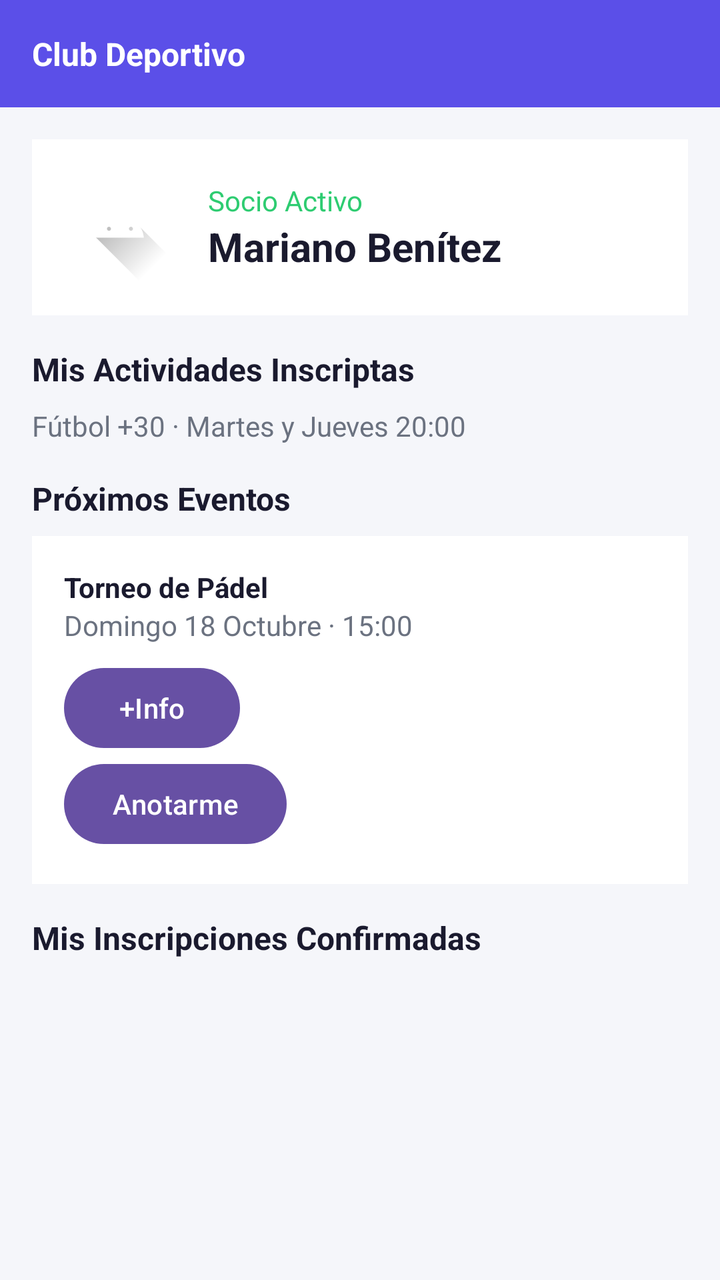
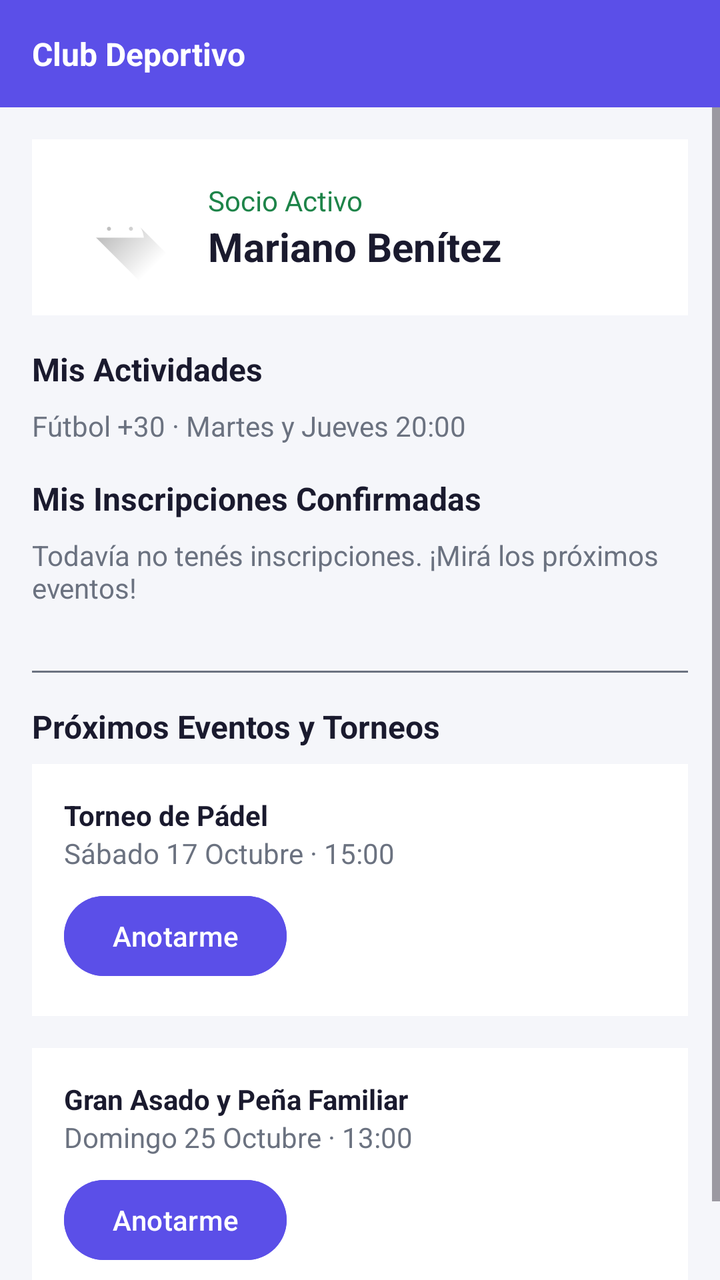

The first picture is an Android layout as it rendered before a commit; the second is the same layout after the commit. The layout source and the unified diff follow.
<!-- AndroidManifest.xml: application theme Theme.ClubApp -->
<!-- res/layout/activity_main.xml -->
<?xml version="1.0" encoding="utf-8"?>
<androidx.constraintlayout.widget.ConstraintLayout
    xmlns:android="http://schemas.android.com/apk/res/android"
    xmlns:app="http://schemas.android.com/apk/res-auto"
    android:layout_width="match_parent"
    android:layout_height="match_parent"
    android:fitsSystemWindows="true"
    android:background="@color/background">

    
    <TextView
        android:id="@+id/tv_header"
        android:layout_width="0dp"
        android:layout_height="wrap_content"
        android:padding="@dimen/spacing_medium"
        android:background="@color/primary"
        android:text="@string/club_subtitle"
        android:textColor="@color/white"
        android:textSize="@dimen/text_subtitle"
        android:textStyle="bold"
        app:layout_constraintTop_toTopOf="parent"
        app:layout_constraintStart_toStartOf="parent"
        app:layout_constraintEnd_toEndOf="parent" />

    
    <ScrollView
        android:layout_width="0dp"
        android:layout_height="0dp"
        app:layout_constraintTop_toBottomOf="@id/tv_header"
        app:layout_constraintBottom_toBottomOf="parent"
        app:layout_constraintStart_toStartOf="parent"
        app:layout_constraintEnd_toEndOf="parent">

        
        <LinearLayout
            android:layout_width="match_parent"
            android:layout_height="wrap_content"
            android:orientation="vertical"
            android:padding="@dimen/spacing_medium">

            
            <LinearLayout
                android:layout_width="match_parent"
                android:layout_height="wrap_content"
                android:orientation="horizontal"
                android:gravity="center_vertical"
                android:background="@color/white"
                android:padding="@dimen/spacing_medium"
                android:layout_marginBottom="@dimen/spacing_medium">

                <ImageView
                    android:layout_width="56dp"
                    android:layout_height="56dp"
                    android:src="@drawable/ic_launcher_foreground"
                    android:contentDescription="@string/member_label" />

                <LinearLayout
                    android:layout_width="wrap_content"
                    android:layout_height="wrap_content"
                    android:orientation="vertical"
                    android:layout_marginStart="@dimen/spacing_medium">

                    <TextView
                        android:layout_width="wrap_content"
                        android:layout_height="wrap_content"
                        android:text="@string/member_label"
                        android:textColor="@color/accent"
                        android:textSize="@dimen/text_body" />

                    <TextView
                        android:layout_width="wrap_content"
                        android:layout_height="wrap_content"
                        android:text="@string/member_name"
                        android:textColor="@color/text_primary"
                        android:textSize="@dimen/text_title"
                        android:textStyle="bold" />
                </LinearLayout>
            </LinearLayout>

            

            <TextView
                android:layout_width="wrap_content"
                android:layout_height="wrap_content"
                android:layout_marginBottom="@dimen/spacing_small"
                android:text="@string/section_activities"
                android:textColor="@color/text_primary"
                android:textSize="@dimen/text_subtitle"
                android:textStyle="bold" />

            <TextView
                android:layout_width="wrap_content"
                android:layout_height="wrap_content"
                android:text="Fútbol +30 · Martes y Jueves 20:00"
                android:textSize="@dimen/text_body"
                android:textColor="@color/text_secondary"
                android:layout_marginBottom="@dimen/spacing_medium" />

            
            <TextView
                android:layout_width="wrap_content"
                android:layout_height="wrap_content"
                android:text="@string/section_events"
                android:textColor="@color/text_primary"
                android:textSize="@dimen/text_subtitle"
                android:textStyle="bold"
                android:layout_marginBottom="@dimen/spacing_small" />

            
            <LinearLayout
                android:layout_width="match_parent"
                android:layout_height="wrap_content"
                android:layout_marginBottom="@dimen/spacing_medium"
                android:background="@color/white"
                android:orientation="vertical"
                android:padding="@dimen/spacing_medium">

                <TextView
                    android:layout_width="wrap_content"
                    android:layout_height="wrap_content"
                    android:text="Torneo de Pádel"
                    android:textColor="@color/text_primary"
                    android:textSize="@dimen/text_body"
                    android:textStyle="bold" />

                <TextView
                    android:layout_width="wrap_content"
                    android:layout_height="wrap_content"
                    android:layout_marginBottom="@dimen/spacing_small"
                    android:text="Domingo 18 Octubre · 15:00"
                    android:textColor="@color/text_secondary"
                    android:textSize="@dimen/text_body" />

                <Button
                    android:id="@+id/btn_info"
                    android:layout_width="wrap_content"
                    android:layout_height="wrap_content"
                    android:text="@string/btn_info_event" />

                <Button
                    android:id="@+id/btn_anotarme"
                    android:layout_width="wrap_content"
                    android:layout_height="wrap_content"
                    android:onClick="onAnotarmeClick"
                    android:text="@string/btn_join_event" />

            </LinearLayout>

            <TextView
                android:layout_width="wrap_content"
                android:layout_height="wrap_content"
                android:text="Mis Inscripciones Confirmadas"
                android:textColor="@color/text_primary"
                android:textSize="@dimen/text_subtitle"
                android:textStyle="bold"
                android:layout_marginBottom="@dimen/spacing_small" />

            
            <LinearLayout
                android:id="@+id/container_inscripciones"
                android:layout_width="match_parent"
                android:layout_height="wrap_content"
                android:orientation="vertical" />

        </LinearLayout>
    </ScrollView>

</androidx.constraintlayout.widget.ConstraintLayout>
<!-- resources referenced by this layout -->
<resources>
  <color name="accent">#2ECC71</color>
  <color name="background">#F5F6FA</color>
  <color name="primary">#5B4FE8</color>
  <color name="text_primary">#1A1A2E</color>
  <color name="text_secondary">#6B7280</color>
  <color name="white">#FFFFFF</color>
  <dimen name="spacing_medium">16dp</dimen>
  <dimen name="spacing_small">8dp</dimen>
  <dimen name="text_body">14sp</dimen>
  <dimen name="text_subtitle">16sp</dimen>
  <dimen name="text_title">20sp</dimen>
  <!-- drawable ic_launcher_foreground (drawable) -->
  <vector xmlns:android="http://schemas.android.com/apk/res/android"
      xmlns:aapt="http://schemas.android.com/aapt"
      android:width="108dp"
      android:height="108dp"
      android:viewportWidth="108"
      android:viewportHeight="108">
      <path android:pathData="M31,63.928c0,0 6.4,-11 12.1,-13.1c7.2,-2.6 26,-1.4 26,-1.4l38.1,38.1L107,108.928l-32,-1L31,63.928z">
          <aapt:attr name="android:fillColor">
              <gradient
                  android:endX="85.84757"
                  android:endY="92.4963"
                  android:startX="42.9492"
                  android:startY="49.59793"
                  android:type="linear">
                  <item
                      android:color="#44000000"
                      android:offset="0.0" />
                  <item
                      android:color="#00000000"
                      android:offset="1.0" />
              </gradient>
          </aapt:attr>
      </path>
      <path
          android:fillColor="#FFFFFF"
          android:fillType="nonZero"
          android:pathData="M65.3,45.828l3.8,-6.6c0.2,-0.4 0.1,-0.9 -0.3,-1.1c-0.4,-0.2 -0.9,-0.1 -1.1,0.3l-3.9,6.7c-6.3,-2.8 -13.4,-2.8 -19.7,0l-3.9,-6.7c-0.2,-0.4 -0.7,-0.5 -1.1,-0.3C38.8,38.328 38.7,38.828 38.9,39.228l3.8,6.6C36.2,49.428 31.7,56.028 31,63.928h46C76.3,56.028 71.8,49.428 65.3,45.828zM43.4,57.328c-0.8,0 -1.5,-0.5 -1.8,-1.2c-0.3,-0.7 -0.1,-1.5 0.4,-2.1c0.5,-0.5 1.4,-0.7 2.1,-0.4c0.7,0.3 1.2,1 1.2,1.8C45.3,56.528 44.5,57.328 43.4,57.328L43.4,57.328zM64.6,57.328c-0.8,0 -1.5,-0.5 -1.8,-1.2s-0.1,-1.5 0.4,-2.1c0.5,-0.5 1.4,-0.7 2.1,-0.4c0.7,0.3 1.2,1 1.2,1.8C66.5,56.528 65.6,57.328 64.6,57.328L64.6,57.328z"
          android:strokeWidth="1"
          android:strokeColor="#00000000" />
  </vector>
  <string name="btn_info_event">+Info</string>
  <string name="btn_join_event">Anotarme</string>
  <string name="club_subtitle">Club Deportivo</string>
  <string name="member_label">Socio Activo</string>
  <string name="member_name">Mariano Benítez</string>
  <string name="section_activities">Mis Actividades Inscriptas</string>
  <string name="section_events">Próximos Eventos</string>
  <style name="Theme.ClubApp" parent="Base.Theme.ClubApp" />
  <style name="Base.Theme.ClubApp" parent="Theme.Material3.DayNight.NoActionBar">
          
          
      </style>
</resources>

<!-- the commit's change to res/layout/activity_main.xml (unified diff, before → after) -->
@@ -31,7 +31,6 @@
         app:layout_constraintStart_toStartOf="parent"
         app:layout_constraintEnd_toEndOf="parent">
 
-        
         <LinearLayout
             android:layout_width="match_parent"
             android:layout_height="wrap_content"
@@ -64,7 +63,7 @@
                         android:layout_width="wrap_content"
                         android:layout_height="wrap_content"
                         android:text="@string/member_label"
-                        android:textColor="@color/accent"
+                        android:textColor="@color/accent_darker"
                         android:textSize="@dimen/text_body" />
 
                     <TextView
@@ -78,7 +77,6 @@
             </LinearLayout>
 
             
-
             <TextView
                 android:layout_width="wrap_content"
                 android:layout_height="wrap_content"
@@ -91,9 +89,42 @@
             <TextView
                 android:layout_width="wrap_content"
                 android:layout_height="wrap_content"
-                android:text="Fútbol +30 · Martes y Jueves 20:00"
+                android:text="@string/activity_description"
                 android:textSize="@dimen/text_body"
                 android:textColor="@color/text_secondary"
+                android:layout_marginBottom="@dimen/spacing_medium" />
+
+            
+            <TextView
+                android:layout_width="wrap_content"
+                android:layout_height="wrap_content"
+                android:text="@string/section_my_registrations"
+                android:textColor="@color/text_primary"
+                android:textSize="@dimen/text_subtitle"
+                android:textStyle="bold"
+                android:layout_marginBottom="@dimen/spacing_small" />
+
+            <TextView
+                android:id="@+id/tv_empty_state"
+                android:layout_width="wrap_content"
+                android:layout_height="wrap_content"
+                android:text="@string/empty_registrations"
+                android:textColor="@color/text_secondary"
+                android:textSize="@dimen/text_body"
+                android:layout_marginBottom="@dimen/spacing_medium" />
+
+            
+            <LinearLayout
+                android:id="@+id/container_registrations"
+                android:layout_width="match_parent"
+                android:layout_height="wrap_content"
+                android:orientation="vertical"
+                android:layout_marginBottom="@dimen/spacing_medium" />
+
+            <View
+                android:layout_width="match_parent"
+                android:layout_height="1dp"
+                android:background="@color/text_secondary"
                 android:layout_marginBottom="@dimen/spacing_medium" />
 
             
@@ -118,7 +149,7 @@
                 <TextView
                     android:layout_width="wrap_content"
                     android:layout_height="wrap_content"
-                    android:text="Torneo de Pádel"
+                    android:text="@string/event_name_1"
                     android:textColor="@color/text_primary"
                     android:textSize="@dimen/text_body"
                     android:textStyle="bold" />
@@ -127,40 +158,54 @@
                     android:layout_width="wrap_content"
                     android:layout_height="wrap_content"
                     android:layout_marginBottom="@dimen/spacing_small"
-                    android:text="Domingo 18 Octubre · 15:00"
+                    android:text="@string/event_date_1"
                     android:textColor="@color/text_secondary"
                     android:textSize="@dimen/text_body" />
 
                 <Button
-                    android:id="@+id/btn_info"
-                    android:layout_width="wrap_content"
-                    android:layout_height="wrap_content"
-                    android:text="@string/btn_info_event" />
+                    android:id="@+id/btn_join_event_1"
+                    android:layout_width="wrap_content"
+                    android:layout_height="wrap_content"
+                    android:backgroundTint="@color/primary"
+                    android:textColor="@color/white"
+                    android:text="@string/btn_join_event" />
+
+            </LinearLayout>
+
+            
+            <LinearLayout
+                android:layout_width="match_parent"
+                android:layout_height="wrap_content"
+                android:layout_marginBottom="@dimen/spacing_medium"
+                android:background="@color/white"
+                android:orientation="vertical"
+                android:padding="@dimen/spacing_medium">
+
+                <TextView
+                    android:layout_width="wrap_content"
+                    android:layout_height="wrap_content"
+                    android:text="@string/event_name_2"
+                    android:textColor="@color/text_primary"
+                    android:textSize="@dimen/text_body"
+                    android:textStyle="bold" />
+
+                <TextView
+                    android:layout_width="wrap_content"
+                    android:layout_height="wrap_content"
+                    android:layout_marginBottom="@dimen/spacing_small"
+                    android:text="@string/event_date_2"
+                    android:textColor="@color/text_secondary"
+                    android:textSize="@dimen/text_body" />
 
                 <Button
-                    android:id="@+id/btn_anotarme"
-                    android:layout_width="wrap_content"
-                    android:layout_height="wrap_content"
-                    android:onClick="onAnotarmeClick"
+                    android:id="@+id/btn_join_event_2"
+                    android:layout_width="wrap_content"
+                    android:layout_height="wrap_content"
+                    android:backgroundTint="@color/primary"
+                    android:textColor="@color/white"
                     android:text="@string/btn_join_event" />
 
             </LinearLayout>
-
-            <TextView
-                android:layout_width="wrap_content"
-                android:layout_height="wrap_content"
-                android:text="Mis Inscripciones Confirmadas"
-                android:textColor="@color/text_primary"
-                android:textSize="@dimen/text_subtitle"
-                android:textStyle="bold"
-                android:layout_marginBottom="@dimen/spacing_small" />
-
-            
-            <LinearLayout
-                android:id="@+id/container_inscripciones"
-                android:layout_width="match_parent"
-                android:layout_height="wrap_content"
-                android:orientation="vertical" />
 
         </LinearLayout>
     </ScrollView>
<!-- resource entries referenced after the edit -->
@@ -1,6 +1,6 @@
 <!-- resources referenced by this layout -->
 <resources>
-  <color name="accent">#2ECC71</color>
+  <color name="accent_darker">#1E8449</color>
   <color name="background">#F5F6FA</color>
   <color name="primary">#5B4FE8</color>
   <color name="text_primary">#1A1A2E</color>
@@ -42,13 +42,19 @@
           android:strokeWidth="1"
           android:strokeColor="#00000000" />
   </vector>
-  <string name="btn_info_event">+Info</string>
+  <string name="activity_description">Fútbol +30 · Martes y Jueves 20:00</string>
   <string name="btn_join_event">Anotarme</string>
   <string name="club_subtitle">Club Deportivo</string>
+  <string name="empty_registrations">Todavía no tenés inscripciones. ¡Mirá los próximos eventos!</string>
+  <string name="event_date_1">Sábado 17 Octubre · 15:00</string>
+  <string name="event_date_2">Domingo 25 Octubre · 13:00</string>
+  <string name="event_name_1">Torneo de Pádel</string>
+  <string name="event_name_2">Gran Asado y Peña Familiar</string>
   <string name="member_label">Socio Activo</string>
   <string name="member_name">Mariano Benítez</string>
-  <string name="section_activities">Mis Actividades Inscriptas</string>
-  <string name="section_events">Próximos Eventos</string>
+  <string name="section_activities">Mis Actividades</string>
+  <string name="section_events">Próximos Eventos y Torneos</string>
+  <string name="section_my_registrations">Mis Inscripciones Confirmadas</string>
   <style name="Theme.ClubApp" parent="Base.Theme.ClubApp" />
   <style name="Base.Theme.ClubApp" parent="Theme.Material3.DayNight.NoActionBar">
           
